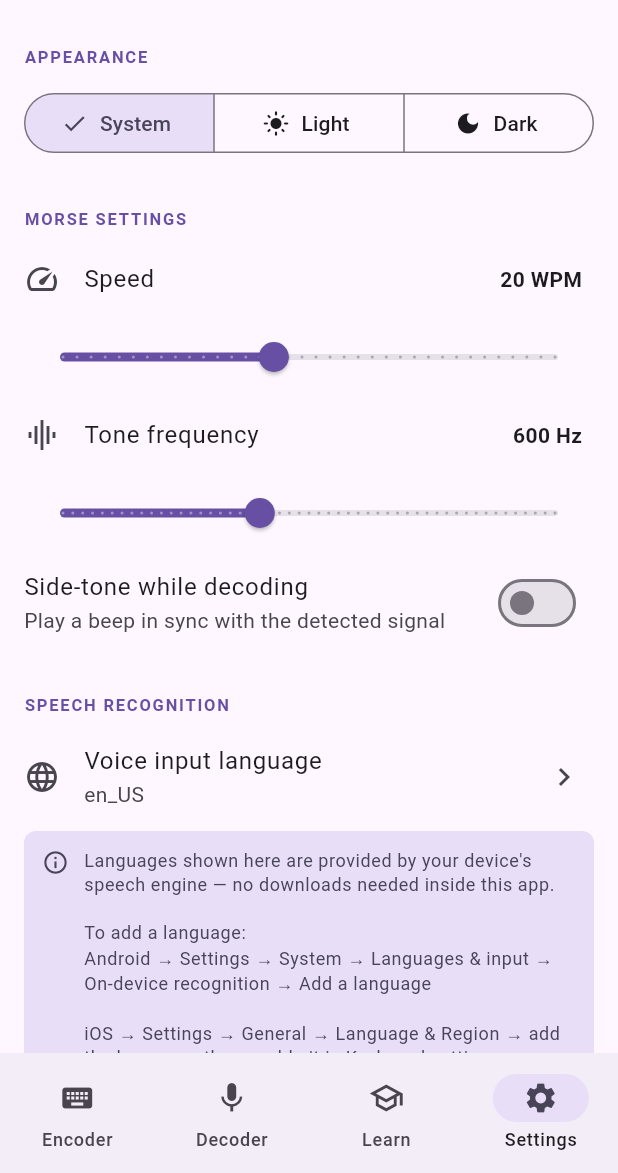
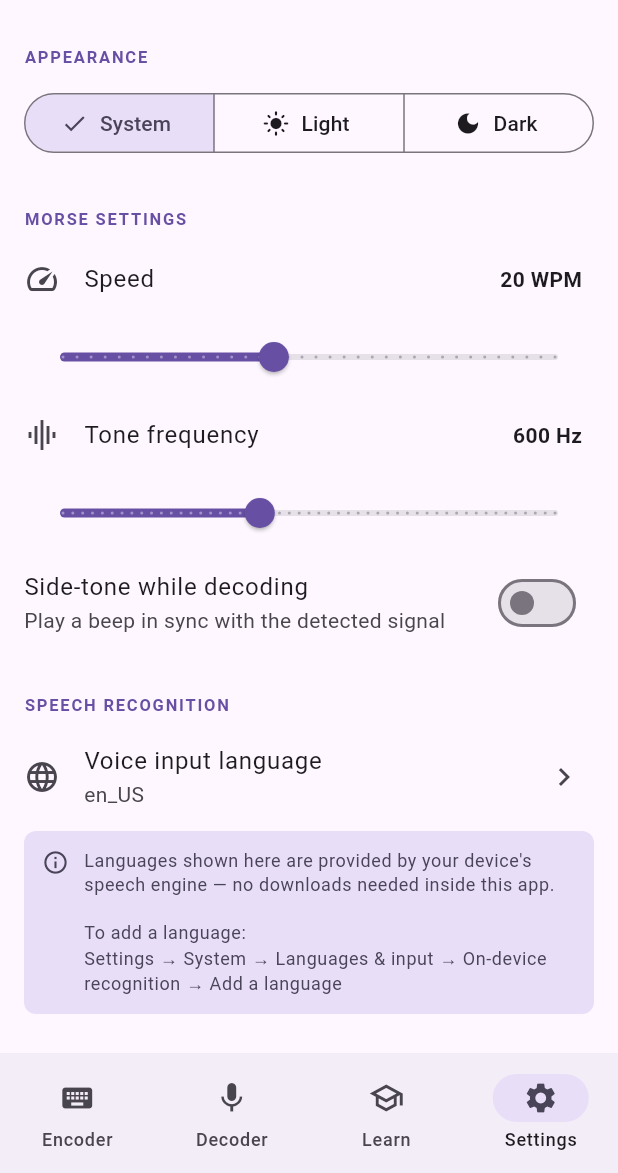
Before and after one commit to mitos-software-solutions/morse_comms, a Flutter app: the screen it shows after launch, item 4 of the bottom bar chosen, on a phone screen of 412 x 824 dp, the part 63-1236 px from its top. Run offline on Flutter 3.47's test engine with Material 3 defaults, Android fonts, the phone set to English and light mode, and no system bars; our stand-ins replace flutter_bloc, get_it, go_router, injectable, package_info_plus, share_plus and 2 more; missing offline and left inert: file_selector, flutter_soloud, record.

Commit message:
removed ios, mac and web mentions

```diff
--- a/lib/features/decoder/bloc/decoder_event.dart
+++ b/lib/features/decoder/bloc/decoder_event.dart
@@ -8,7 +8,7 @@ final class DecoderListenRequested extends DecoderEvent {}
 /// User pressed Stop — stop recording and trigger offline analysis.
 final class DecoderStopRequested extends DecoderEvent {}
 
-/// User pressed Save Recording (Android/iOS) — save to temp then share sheet.
+/// User pressed Save Recording (Android) — save to temp then share sheet.
 final class DecoderSaveRequested extends DecoderEvent {}
 
 /// User chose a save path via a native file dialog (desktop platforms).
--- a/lib/features/decoder/data/decoder_service.dart
+++ b/lib/features/decoder/data/decoder_service.dart
@@ -131,9 +131,7 @@ class DecoderService {
   /// Share a WAV file via the platform share sheet.
   ///
   /// [path] is the full file path returned by [saveRecording].
-  /// On Android the user can choose Downloads / My Files; on iOS they can
-  /// choose Files or AirDrop — the share sheet is the correct store-safe API
-  /// for saving to a user-visible location.
+  /// On Android the user can choose Downloads / My Files via the share sheet.
   Future<void> shareRecording(String path) async {
     await Share.shareXFiles(
       [XFile(path, mimeType: 'audio/wav')],
@@ -175,7 +173,7 @@ class DecoderService {
       sampleRate: _sampleRate,
       numChannels: 1,
     );
-    final config = (defaultTargetPlatform == TargetPlatform.android && !kIsWeb)
+    final config = (defaultTargetPlatform == TargetPlatform.android)
         ? const RecordConfig(
             encoder: AudioEncoder.pcm16bits,
             sampleRate: _sampleRate,
--- a/lib/features/decoder/ui/decoder_screen.dart
+++ b/lib/features/decoder/ui/decoder_screen.dart
@@ -46,16 +46,12 @@ class _DecoderView extends StatelessWidget {
 
   @override
   Widget build(BuildContext context) {
-    // On Android/iOS the save flow writes to a temp file then opens the share
+    // On Android the save flow writes to a temp file then opens the share
     // sheet so the user can pick Downloads/Files.  On desktop platforms the
     // native save dialog is used directly, so no share sheet is needed here.
-    final autoShare = !kIsWeb &&
-        (defaultTargetPlatform == TargetPlatform.android ||
-            defaultTargetPlatform == TargetPlatform.iOS);
-    final isDesktop = !kIsWeb &&
-        (defaultTargetPlatform == TargetPlatform.windows ||
-            defaultTargetPlatform == TargetPlatform.macOS ||
-            defaultTargetPlatform == TargetPlatform.linux);
+    final autoShare = defaultTargetPlatform == TargetPlatform.android;
+    final isDesktop = defaultTargetPlatform == TargetPlatform.windows ||
+        defaultTargetPlatform == TargetPlatform.linux;
     return BlocListener<DecoderBloc, DecoderState>(
       listenWhen: (p, c) => c.savedPath != null && p.savedPath != c.savedPath,
       listener: (context, state) {
@@ -453,10 +449,8 @@ class _AudioToolbar extends StatelessWidget {
   }
 
   Future<void> _onSavePressed(BuildContext context) async {
-    final isDesktop = !kIsWeb &&
-        (defaultTargetPlatform == TargetPlatform.windows ||
-            defaultTargetPlatform == TargetPlatform.macOS ||
-            defaultTargetPlatform == TargetPlatform.linux);
+    final isDesktop = defaultTargetPlatform == TargetPlatform.windows ||
+        defaultTargetPlatform == TargetPlatform.linux;
 
     if (isDesktop) {
       final now = DateTime.now();
@@ -503,21 +497,9 @@ class _AudioToolbar extends StatelessWidget {
   String _pad(int n) => n.toString().padLeft(2, '0');
 
   String _saveDialogBody() {
-    if (kIsWeb) {
-      return 'The WAV file will be downloaded to your browser\'s default '
-          'downloads folder and can be reloaded here via the folder icon.';
-    }
     switch (defaultTargetPlatform) {
       case TargetPlatform.windows:
-        return 'A save dialog will open.\n\n'
-            'Choose a location such as your Documents or Downloads folder.\n\n'
-            'The WAV file can be reloaded here via the folder icon.';
-      case TargetPlatform.iOS:
-        return 'A share sheet will open.\n\n'
-            '• iOS: tap "Save to Files"\n\n'
-            'The WAV file will then be available in the Files app '
-            'and can be reloaded here via the folder icon.';
-      case TargetPlatform.macOS:
+      case TargetPlatform.linux:
         return 'A save dialog will open.\n\n'
             'Choose a location such as your Documents or Downloads folder.\n\n'
             'The WAV file can be reloaded here via the folder icon.';
--- a/lib/features/settings/ui/settings_screen.dart
+++ b/lib/features/settings/ui/settings_screen.dart
@@ -446,16 +446,25 @@ class _SttLanguageTile extends StatelessWidget {
                 const SizedBox(width: 10),
                 Expanded(
                   child: Text(
-                    'Languages shown here are provided by your device\'s '
-                    'speech engine — no downloads needed inside this app.\n\n'
-                    'To add a language:\n'
-                    'Android → Settings → System → Languages & input → '
-                    'On-device recognition → Add a language\n\n'
-                    'iOS → Settings → General → Language & Region → '
-                    'add the language, then enable it in Keyboard settings.\n\n'
-                    'Windows → Settings → Time & language → Speech → '
-                    'Add voices\n\n'
-                    'Linux → Speech recognition is not supported on Linux.',
+                    () {
+                      const base =
+                          'Languages shown here are provided by your device\'s '
+                          'speech engine — no downloads needed inside this app.\n\n'
+                          'To add a language:\n';
+                      switch (defaultTargetPlatform) {
+                        case TargetPlatform.android:
+                          return '${base}Settings → System → Languages & input → On-device recognition → Add a language';
+                        case TargetPlatform.windows:
+                          return '${base}Settings → Time & language → Speech → Add voices';
+                        case TargetPlatform.linux:
+                          return 'Languages shown here are provided by your device\'s '
+                              'speech engine — no downloads needed inside this app.\n\n'
+                              'Speech recognition on Linux requires a compatible '
+                              'engine (e.g. PocketSphinx) installed on your system.';
+                        default:
+                          return '${base}Check your device\'s speech or language settings.';
+                      }
+                    }(),
                     style: Theme.of(context).textTheme.bodySmall?.copyWith(
                           color: Theme.of(context)
                               .colorScheme
```
Also changed, not shown: pubspec.yaml (+1 -7 lines), 2 other files.
